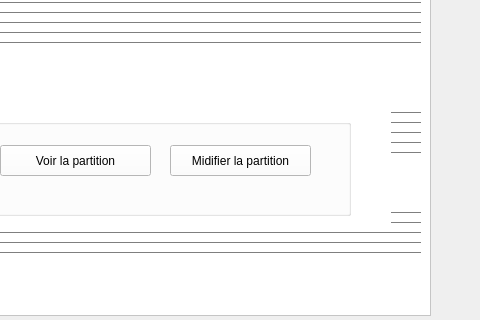
Old version of the form mainwindow.ui in the repository DepinfoCamille/ProjetMusiqueQt2; both pictures show x 310 to 790 and y 332 to 652 of the 1061 by 848 pixel window.
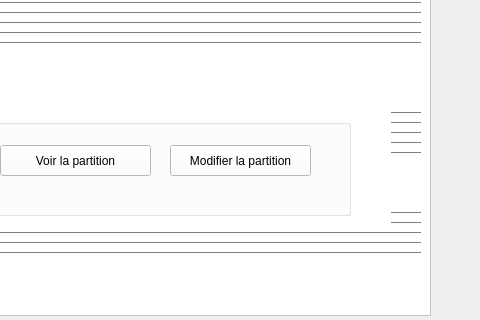
New version of the form. The open tabs and pages were chosen to show the change.

```diff
--- a/mainwindow.ui
+++ b/mainwindow.ui
@@ -1054,7 +1054,7 @@
          </rect>
         </property>
         <property name="text">
-         <string>Midifier la partition</string>
+         <string>Modifier la partition</string>
         </property>
        </widget>
       </widget>
```
Left out of the diff: 2 changed lines with no effect on the pictures.
